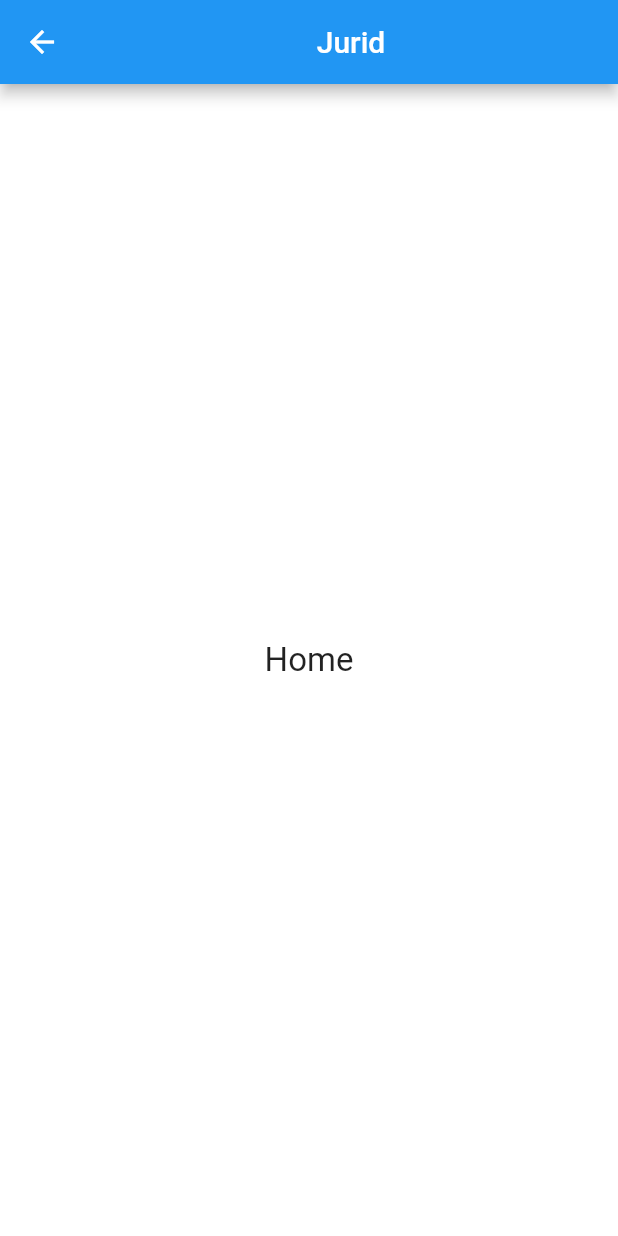
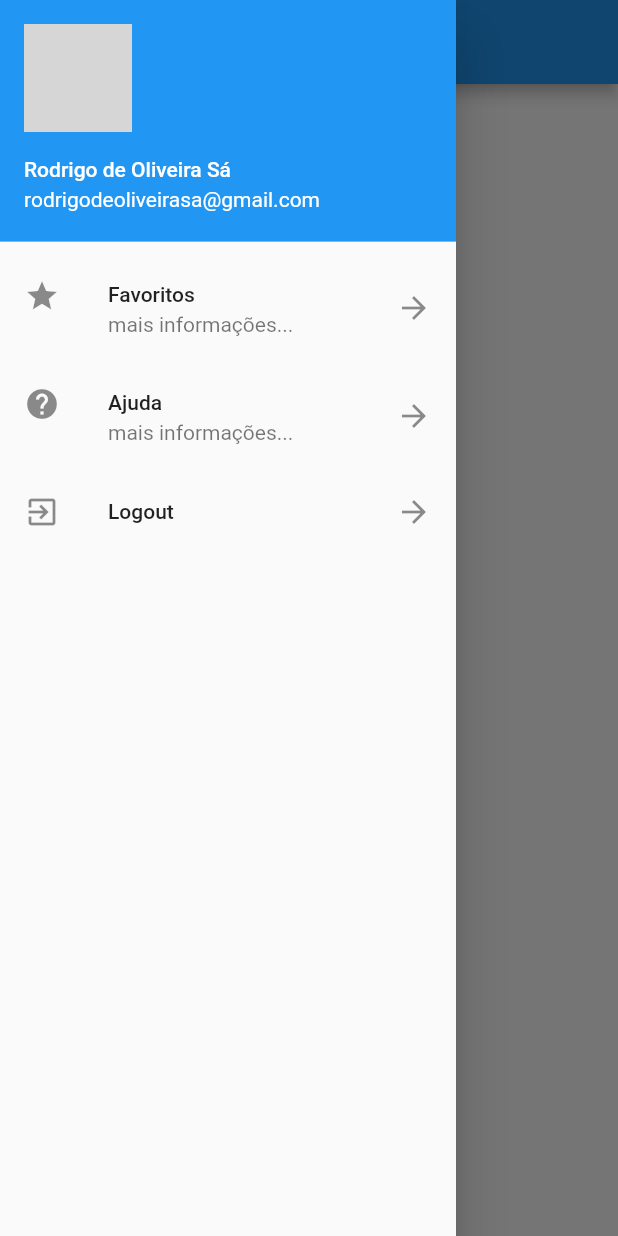
Before and after one commit to rodrigosa/carros, a Flutter app: the HomePage screen opened directly, with the side drawer open (before the commit the screen has no drawer), on a phone screen of 412 x 824 dp. Run offline on Flutter 3.47's test engine with Material 2 defaults, Android fonts, the phone set to English and light mode, and no system bars; grey boxes are pictures that could not be loaded.

Commit message:
102. Drawer - Menu lateral no Home

```diff
--- /dev/null
+++ b/lib/drawer_list.dart
@@ -0,0 +1,53 @@
+import 'package:carros/pages/login_page.dart';
+import 'package:carros/utils/nav.dart';
+import 'package:flutter/material.dart';
+
+class DrawerList extends StatelessWidget {
+  @override
+  Widget build(BuildContext context) {
+    return Drawer(
+      child: ListView(
+        children: [
+          UserAccountsDrawerHeader(
+            accountName: Text("Rodrigo de Oliveira Sá"),
+            accountEmail: Text("rodrigodeoliveirasa@gmail.com"),
+            currentAccountPicture: CircleAvatar(
+              backgroundImage: AssetImage("assets/images/dog1.png"),
+            ),
+          ),
+          ListTile(
+            leading: Icon(Icons.star),
+            title: Text("Favoritos"),
+            subtitle: Text("mais informações..."),
+            trailing: Icon(Icons.arrow_forward),
+            onTap: () {
+              print("Item 1");
+              Navigator.pop(context);
+            },
+          ),
+          ListTile(
+            leading: Icon(Icons.help),
+            title: Text("Ajuda"),
+            subtitle: Text("mais informações..."),
+            trailing: Icon(Icons.arrow_forward),
+            onTap: () {
+              print("Item 1");
+              Navigator.pop(context);
+            },
+          ),
+          ListTile(
+            leading: Icon(Icons.exit_to_app),
+            title: Text("Logout"),
+            trailing: Icon(Icons.arrow_forward),
+            onTap: () => _onClickLogout(context),
+          )
+        ],
+      ),
+    );
+  }
+
+  _onClickLogout(BuildContext context) {
+    Navigator.pop(context);
+    push(context, LoginPage(), replace: true);
+  }
+}
--- a/lib/pages/home_page.dart
+++ b/lib/pages/home_page.dart
@@ -1,3 +1,4 @@
+import 'package:carros/drawer_list.dart';
 import 'package:flutter/material.dart';
 
 class HomePage extends StatelessWidget {
@@ -11,6 +12,7 @@ class HomePage extends StatelessWidget {
         ),
       )),
       body: _body(),
+      drawer: DrawerList(),
     );
   }
 
--- a/lib/pages/login_page.dart
+++ b/lib/pages/login_page.dart
@@ -98,7 +98,7 @@ class _LoginPageState extends State<LoginPage> {
       Usuario user = response.result;
 
       print(">>> $user");
-      push(context, HomePage());
+      push(context, HomePage(), replace: true);
     } else {
       alert(context, response.msg);
     }
```
